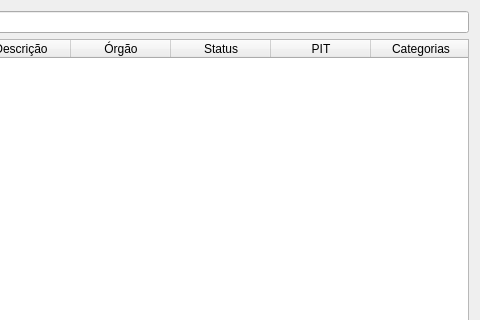
The window that uis/mFields.ui (dsgoficial/SAP_Gerente) describes before a commit, drawn with Qt 5; both pictures show x 341 to 821 and y 0 to 320 of the 821 by 600 pixel window.
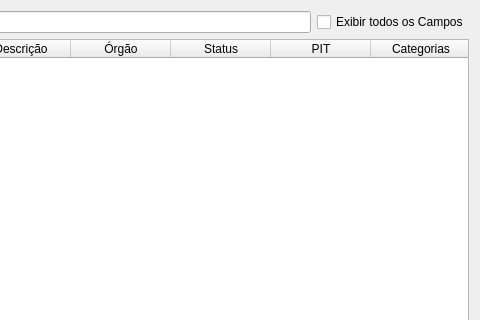
The same window after the commit.

Commit message: organização das tabelas de gerencia campos

What changed in the file:
```diff
--- a/uis/mFields.ui
+++ b/uis/mFields.ui
@@ -23,6 +23,13 @@
        </property>
       </widget>
      </item>
+     <item>
+      <widget class="QCheckBox" name="showAllStatusCheckBox">
+       <property name="text">
+        <string>Exibir todos os Campos</string>
+       </property>
+      </widget>
+     </item>
     </layout>
    </item>
    <item row="1" column="0">
```
The commit also changes 9 other files.
